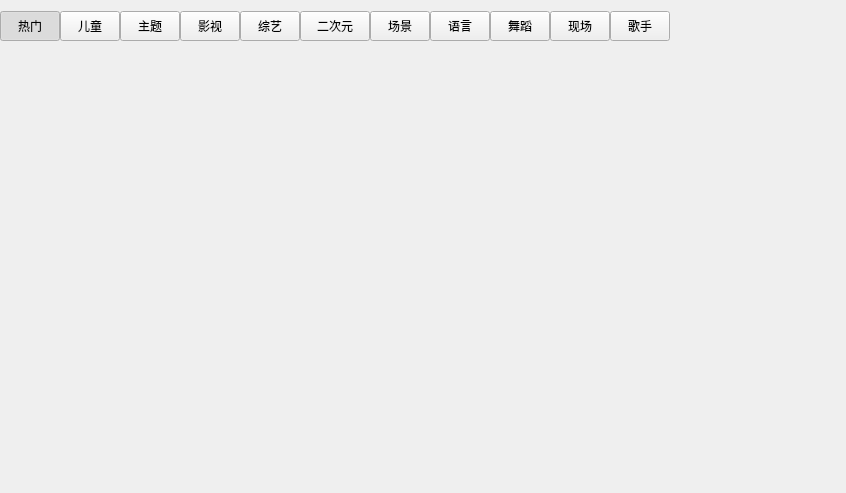
The window that KuGouStart/Video/VideoChannelWidget/VideoChannelWidget.ui (a-mo-xi-wei/Qt-KuGouAppClient) describes before a commit, drawn with Qt 5.
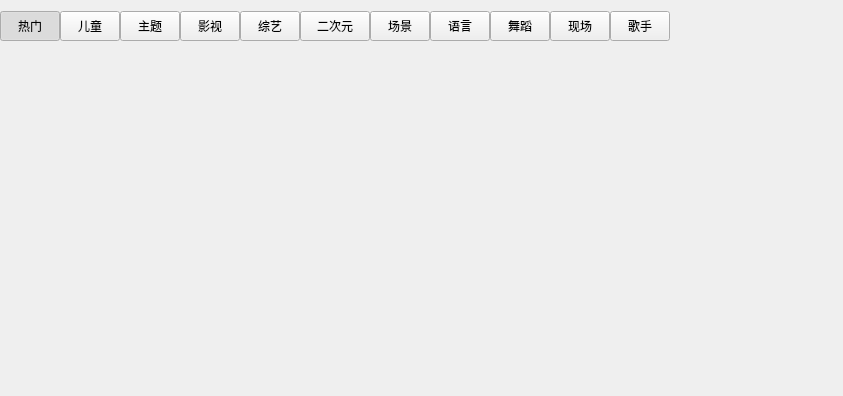
The same window after the commit. Custom widgets are drawn as their Qt base class.

Commit message: 调整格式，添加静态库

What changed in the file:
```diff
--- a/KuGouStart/Video/VideoChannelWidget/VideoChannelWidget.ui
+++ b/KuGouStart/Video/VideoChannelWidget/VideoChannelWidget.ui
@@ -6,8 +6,8 @@
    <rect>
     <x>0</x>
     <y>0</y>
-    <width>846</width>
-    <height>493</height>
+    <width>843</width>
+    <height>396</height>
    </rect>
   </property>
   <property name="windowTitle">
@@ -23,6 +23,9 @@
    <property name="rightMargin">
     <number>0</number>
    </property>
+   <property name="bottomMargin">
+    <number>0</number>
+   </property>
    <item>
     <widget class="QWidget" name="title_widget" native="true">
      <property name="sizePolicy">
@@ -420,7 +423,7 @@
        <rect>
         <x>0</x>
         <y>0</y>
-        <width>846</width>
+        <width>843</width>
         <height>307</height>
        </rect>
       </property>
```
The commit also changes 2 other files.
